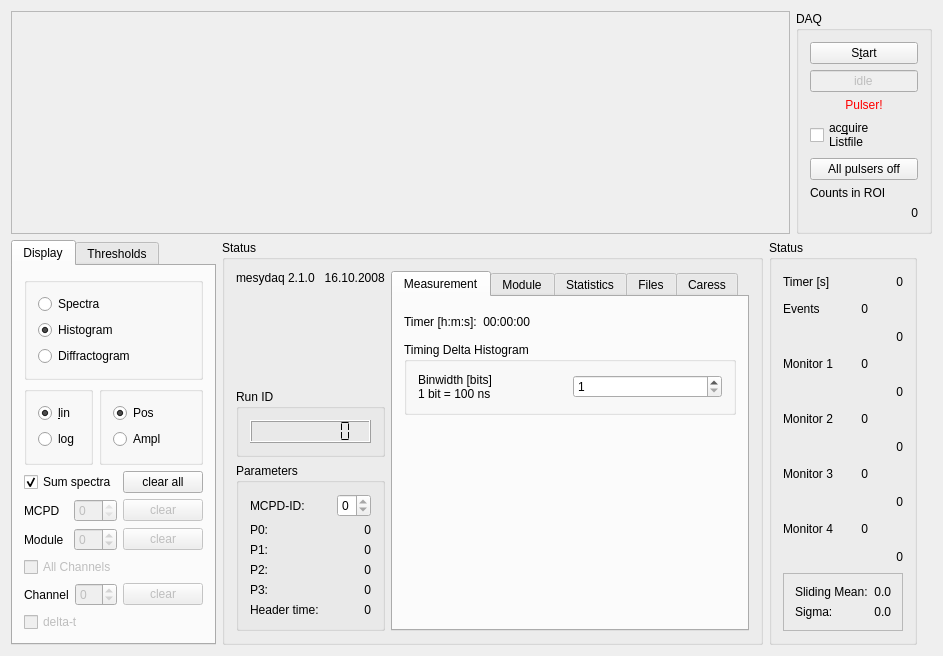
The window that qmesydaq/mainwidget.ui (flueke/qmesydaq) describes before a commit, drawn with Qt 5.
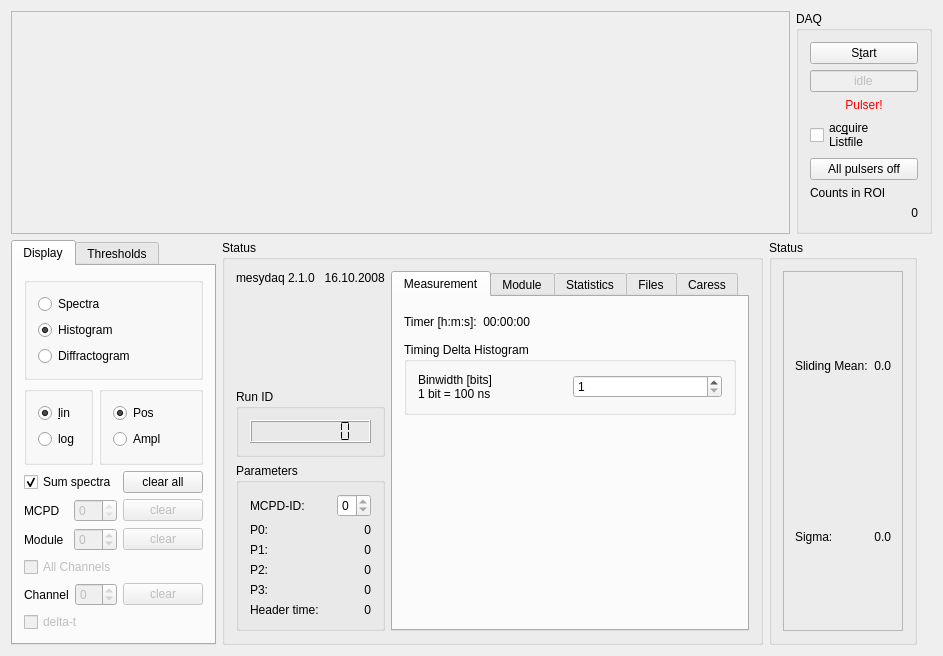
The same window after the commit. Custom widgets are drawn as their Qt base class.

Commit message:
Change the mainwidget behaviour.
The status tab will not disabled completely if no modules connected.
All counts and rates will be displayed only by the preselection widgets.

```diff
--- a/qmesydaq/mainwidget.ui
+++ b/qmesydaq/mainwidget.ui
@@ -1197,192 +1197,7 @@
         <string>Status</string>
        </property>
        <layout class="QGridLayout" name="gridLayout_17">
-        <item row="0" column="0">
-         <widget class="QLabel" name="label_2">
-          <property name="text">
-           <string>Timer [s]</string>
-          </property>
-         </widget>
-        </item>
-        <item row="0" column="2">
-         <widget class="QLabel" name="tSecsText">
-          <property name="text">
-           <string>0</string>
-          </property>
-          <property name="alignment">
-           <set>Qt::AlignRight|Qt::AlignTrailing|Qt::AlignVCenter</set>
-          </property>
-          <property name="wordWrap">
-           <bool>false</bool>
-          </property>
-         </widget>
-        </item>
-        <item row="1" column="0">
-         <widget class="QLabel" name="label_3">
-          <property name="text">
-           <string>Events</string>
-          </property>
-         </widget>
-        </item>
-        <item row="1" column="1">
-         <widget class="QLabel" name="totalCounts">
-          <property name="text">
-           <string>0</string>
-          </property>
-          <property name="alignment">
-           <set>Qt::AlignRight|Qt::AlignTrailing|Qt::AlignVCenter</set>
-          </property>
-          <property name="wordWrap">
-           <bool>false</bool>
-          </property>
-         </widget>
-        </item>
-        <item row="2" column="2">
-         <widget class="QLabel" name="eventRate">
-          <property name="text">
-           <string>0</string>
-          </property>
-          <property name="alignment">
-           <set>Qt::AlignRight|Qt::AlignTrailing|Qt::AlignVCenter</set>
-          </property>
-          <property name="wordWrap">
-           <bool>false</bool>
-          </property>
-         </widget>
-        </item>
-        <item row="3" column="0">
-         <widget class="QLabel" name="label_4">
-          <property name="text">
-           <string>Monitor 1</string>
-          </property>
-         </widget>
-        </item>
-        <item row="3" column="1">
-         <widget class="QLabel" name="monitor1">
-          <property name="text">
-           <string>0</string>
-          </property>
-          <property name="alignment">
-           <set>Qt::AlignRight|Qt::AlignTrailing|Qt::AlignVCenter</set>
-          </property>
-          <property name="wordWrap">
-           <bool>false</bool>
-          </property>
-         </widget>
-        </item>
-        <item row="4" column="2">
-         <widget class="QLabel" name="monRate1">
-          <property name="text">
-           <string>0</string>
-          </property>
-          <property name="alignment">
-           <set>Qt::AlignRight|Qt::AlignTrailing|Qt::AlignVCenter</set>
-          </property>
-          <property name="wordWrap">
-           <bool>false</bool>
-          </property>
-         </widget>
-        </item>
-        <item row="5" column="0">
-         <widget class="QLabel" name="label_5">
-          <property name="text">
-           <string>Monitor 2</string>
-          </property>
-         </widget>
-        </item>
-        <item row="5" column="1">
-         <widget class="QLabel" name="monitor2">
-          <property name="text">
-           <string>0</string>
-          </property>
-          <property name="alignment">
-           <set>Qt::AlignRight|Qt::AlignTrailing|Qt::AlignVCenter</set>
-          </property>
-          <property name="wordWrap">
-           <bool>false</bool>
-          </property>
-         </widget>
-        </item>
-        <item row="6" column="2">
-         <widget class="QLabel" name="monRate2">
-          <property name="text">
-           <string>0</string>
-          </property>
-          <property name="alignment">
-           <set>Qt::AlignRight|Qt::AlignTrailing|Qt::AlignVCenter</set>
-          </property>
-          <property name="wordWrap">
-           <bool>false</bool>
-          </property>
-         </widget>
-        </item>
-        <item row="7" column="0">
-         <widget class="QLabel" name="label_6">
-          <property name="text">
-           <string>Monitor 3</string>
-          </property>
-         </widget>
-        </item>
-        <item row="7" column="1">
-         <widget class="QLabel" name="monitor3">
-          <property name="text">
-           <string>0</string>
-          </property>
-          <property name="alignment">
-           <set>Qt::AlignRight|Qt::AlignTrailing|Qt::AlignVCenter</set>
-          </property>
-          <property name="wordWrap">
-           <bool>false</bool>
-          </property>
-         </widget>
-        </item>
-        <item row="8" column="2">
-         <widget class="QLabel" name="monRate3">
-          <property name="text">
-           <string>0</string>
-          </property>
-          <property name="alignment">
-           <set>Qt::AlignRight|Qt::AlignTrailing|Qt::AlignVCenter</set>
-          </property>
-          <property name="wordWrap">
-           <bool>false</bool>
-          </property>
-         </widget>
-        </item>
-        <item row="9" column="0">
-         <widget class="QLabel" name="label_7">
-          <property name="text">
-           <string>Monitor 4</string>
-          </property>
-         </widget>
-        </item>
-        <item row="9" column="1">
-         <widget class="QLabel" name="monitor4">
-          <property name="text">
-           <string>0</string>
-          </property>
-          <property name="alignment">
-           <set>Qt::AlignRight|Qt::AlignTrailing|Qt::AlignVCenter</set>
-          </property>
-          <property name="wordWrap">
-           <bool>false</bool>
-          </property>
-         </widget>
-        </item>
-        <item row="10" column="2">
-         <widget class="QLabel" name="monRate4">
-          <property name="text">
-           <string>0</string>
-          </property>
-          <property name="alignment">
-           <set>Qt::AlignRight|Qt::AlignTrailing|Qt::AlignVCenter</set>
-          </property>
-          <property name="wordWrap">
-           <bool>false</bool>
-          </property>
-         </widget>
-        </item>
-        <item row="11" column="0" colspan="3">
+        <item row="0" column="0" colspan="2">
          <widget class="QFrame" name="slidingFrame">
           <property name="frameShape">
            <enum>QFrame::StyledPanel</enum>
```
The commit also changes 1 other file.
